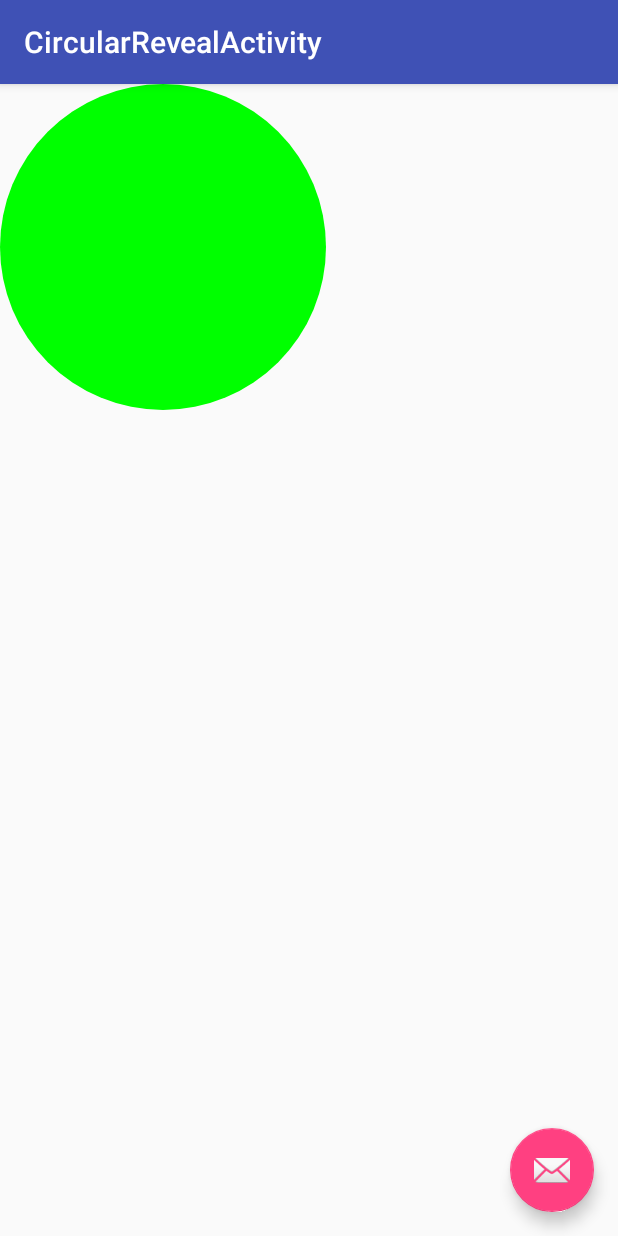
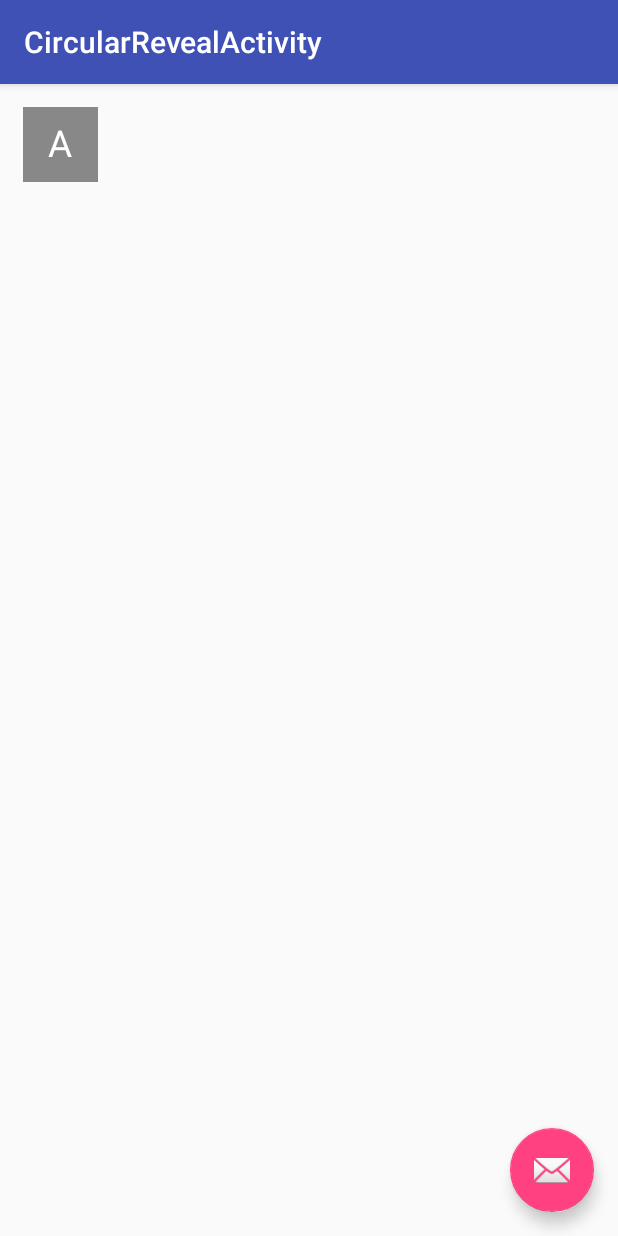
Before and after one commit to vooratarun/customDrawing, an Android app: the screen it shows after launch (CircularRevealActivity), on a phone screen of 412 x 824 dp. Run offline under Robolectric (Android 15) with nearby library versions, the phone set to English and light mode, and no system bars.

Commit message:
added text Drawable

```diff
--- a/app/src/main/java/voora/com/customcalc/ui/CircularRevealActivity.java
+++ b/app/src/main/java/voora/com/customcalc/ui/CircularRevealActivity.java
@@ -1,11 +1,13 @@
 package voora.com.customcalc.ui;
 
 import android.graphics.Point;
+import android.graphics.drawable.shapes.RectShape;
 import android.os.Bundle;
 import android.support.design.widget.FloatingActionButton;
 import android.support.v7.app.AppCompatActivity;
 import android.support.v7.widget.Toolbar;
 import android.view.View;
+import android.widget.ImageView;
 
 import voora.com.customcalc.R;
 
@@ -17,6 +19,9 @@ public class CircularRevealActivity extends AppCompatActivity {
         setContentView(R.layout.activity_circular_reveal);
         Toolbar toolbar = findViewById(R.id.toolbar);
         setSupportActionBar(toolbar);
+
+        ((ImageView)findViewById(R.id.ipower))
+                .setImageDrawable(new TextDrawable(new RectShape()));
 
         FloatingActionButton fab = findViewById(R.id.fab);
         fab.setOnClickListener(this::startRevealView);
--- /dev/null
+++ b/app/src/main/java/voora/com/customcalc/ui/TextDrawable.java
@@ -0,0 +1,97 @@
+package voora.com.customcalc.ui;
+
+import android.graphics.Canvas;
+import android.graphics.Color;
+import android.graphics.ColorFilter;
+import android.graphics.Paint;
+import android.graphics.PixelFormat;
+import android.graphics.Rect;
+import android.graphics.drawable.ShapeDrawable;
+import android.graphics.drawable.shapes.RectShape;
+
+/**
+ * Extends the ShapeDrawable and adds CustomText init.
+ */
+public class TextDrawable extends ShapeDrawable {
+
+    private final Paint textPaint;
+    private final int height;
+    private final int width;
+    String text = "A";
+    private final int fontSize;
+    int bgColor = Color.GRAY;
+
+
+
+    public TextDrawable(RectShape shape) {
+        super(shape);
+
+        width = -1;
+        height = -1;
+        fontSize = -1;
+
+        // text paint settings
+        textPaint = new Paint();
+        textPaint.setColor(Color.WHITE);
+        textPaint.setAntiAlias(true);
+        textPaint.setStyle(Paint.Style.FILL);
+        textPaint.setTextAlign(Paint.Align.CENTER);
+
+
+        // background  paint bgColor
+        Paint paint = getPaint();
+        paint.setColor(bgColor);
+
+    }
+
+    /**
+     * Adding text to the Shape Drawable added.
+     * @param canvas
+     */
+
+    @Override
+    public void draw(Canvas canvas) {
+        super.draw(canvas);
+        Rect r = getBounds();
+
+        int count = canvas.save();
+        canvas.translate(r.left, r.top);
+
+        int width = this.width < 0 ? r.width() : this.width;
+        int height = this.height < 0 ? r.height() : this.height;
+        int fontSize = this.fontSize < 0 ? (Math.min(width, height) / 2) : this.fontSize;
+        textPaint.setTextSize(fontSize);
+        canvas.drawText(text, width / 2, height / 2
+                - ((textPaint.descent() + textPaint.ascent()) / 2), textPaint);
+
+        canvas.restoreToCount(count);
+
+    }
+
+
+    @Override
+    public void setAlpha(int alpha) {
+        textPaint.setAlpha(alpha);
+    }
+
+    @Override
+    public void setColorFilter(ColorFilter cf) {
+        textPaint.setColorFilter(cf);
+    }
+
+    @Override
+    public int getOpacity() {
+        return PixelFormat.TRANSLUCENT;
+    }
+
+    @Override
+    public int getIntrinsicWidth() {
+        return width;
+    }
+
+    @Override
+    public int getIntrinsicHeight() {
+        return height;
+    }
+
+}
--- a/app/src/main/res/layout/content_circular_reveal.xml
+++ b/app/src/main/res/layout/content_circular_reveal.xml
@@ -13,8 +13,15 @@
 
     <voora.com.customcalc.ui.CircularRevealView
         android:id="@+id/revealView"
+        android:visibility="gone"
         android:layout_width="match_parent"
         android:layout_height="match_parent">
     </voora.com.customcalc.ui.CircularRevealView>
 
+    <ImageView
+        android:id="@+id/ipower"
+        android:layout_width="50dp"
+        android:layout_height="50dp"
+        android:layout_margin="15dp" />
+
 </FrameLayout>
```
Also changed, not shown: app/src/main/java/voora/com/customcalc/ui/CircularRevealView.java (+15 -2 lines).
